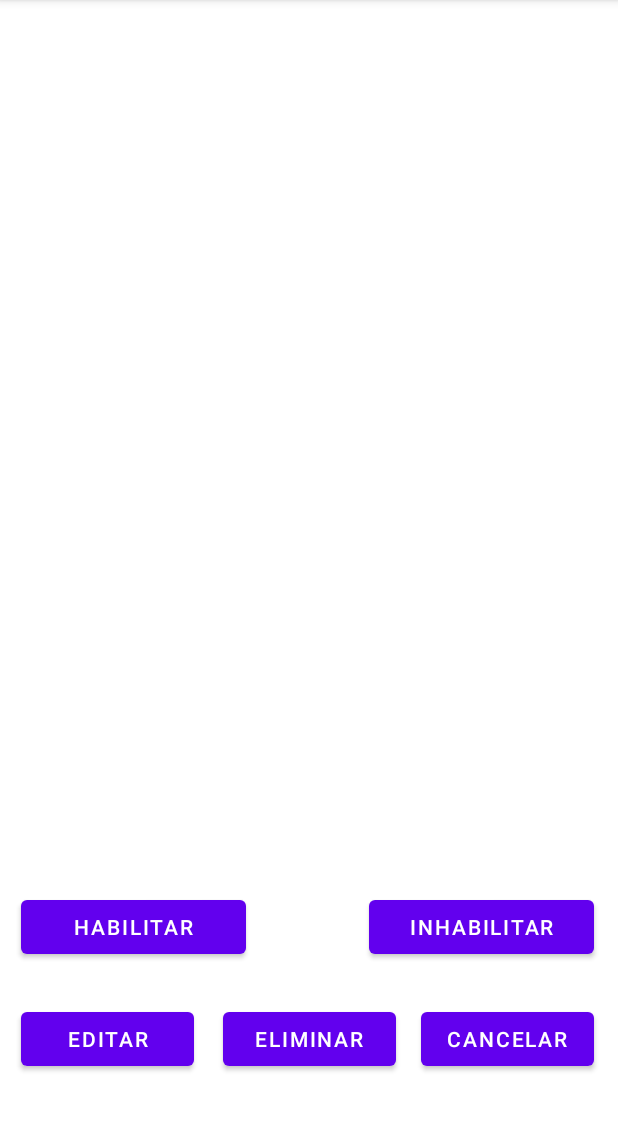
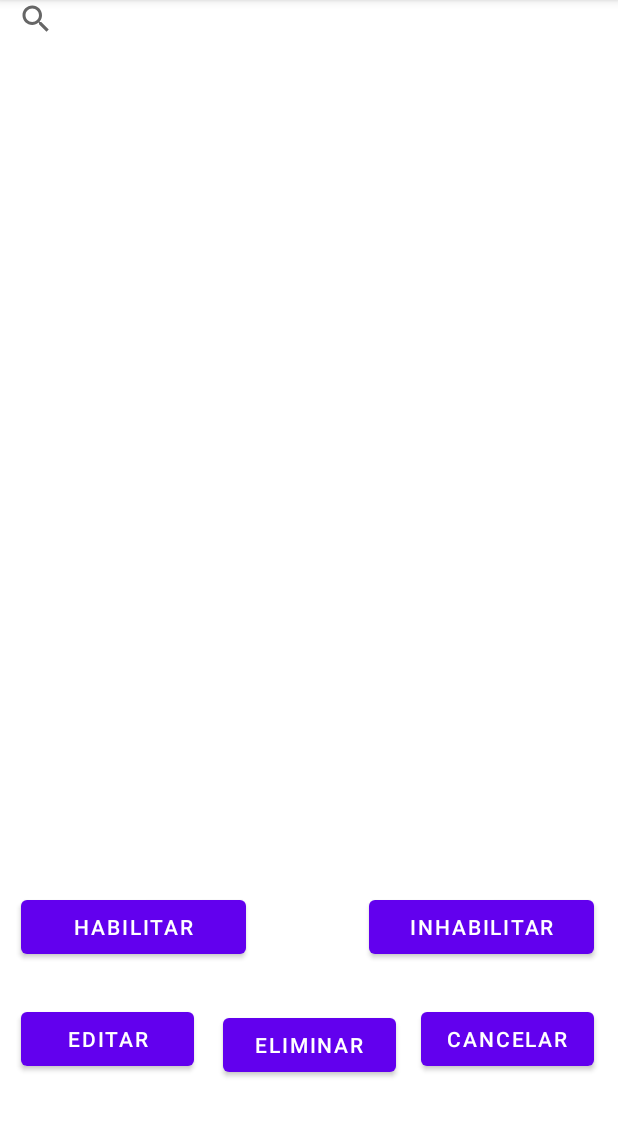
Before and after one commit to AldairBryan/NE_Aplicacion_Movil, an Android app: the TablaPais screen opened directly, with no data from a screen before it, on a phone screen of 412 x 824 dp, the part 84-1221 px from its top. Run offline under Robolectric (Android 15) with nearby library versions, the phone set to English and light mode, and no system bars.

Commit message:
se agrego los objetos busquedas al layout

```diff
--- a/app/src/main/res/layout/activity_tabla_pais.xml
+++ b/app/src/main/res/layout/activity_tabla_pais.xml
@@ -9,13 +9,13 @@
     <androidx.recyclerview.widget.RecyclerView
         android:id="@+id/listaPaises"
         android:layout_width="match_parent"
-        android:layout_height="450dp"
+        android:layout_height="435dp"
         app:layout_constraintBottom_toBottomOf="parent"
         app:layout_constraintEnd_toEndOf="parent"
         app:layout_constraintHorizontal_bias="0.0"
         app:layout_constraintStart_toStartOf="parent"
         app:layout_constraintTop_toTopOf="parent"
-        app:layout_constraintVertical_bias="0.001" />
+        app:layout_constraintVertical_bias="0.17" />
     <Button
         android:id="@+id/botonTablaPaisInhabilitar"
         android:layout_width="150sp"
@@ -74,4 +74,14 @@
         app:layout_constraintStart_toStartOf="parent"
         app:layout_constraintTop_toTopOf="parent"
         app:layout_constraintVertical_bias="0.929" />
+    <SearchView
+        android:id="@+id/txtBuscarPais"
+        android:layout_width="match_parent"
+        android:layout_height="25sp"
+        app:layout_constraintBottom_toBottomOf="parent"
+        app:layout_constraintEnd_toEndOf="parent"
+        app:layout_constraintHorizontal_bias="1.0"
+        app:layout_constraintStart_toStartOf="parent"
+        app:layout_constraintTop_toTopOf="parent"
+        app:layout_constraintVertical_bias="0.0" />
 </androidx.constraintlayout.widget.ConstraintLayout>
```
Also changed, not shown: app/src/main/java/com/example/ne_aplicacion_movil/TablaEstadoRegistro.java (+20 -2 lines), app/src/main/java/com/example/ne_aplicacion_movil/adaptadores/ListaEstadoRegistroAdapter.java (+28 -0 lines), app/src/main/res/layout/activity_tabla_estado_registro.xml (+14 -4 lines), app/src/main/res/layout/activity_tabla_proveedor.xml (+12 -2 lines), app/src/main/res/layout/activity_tabla_tipo_proveedor.xml (+12 -2 lines).
